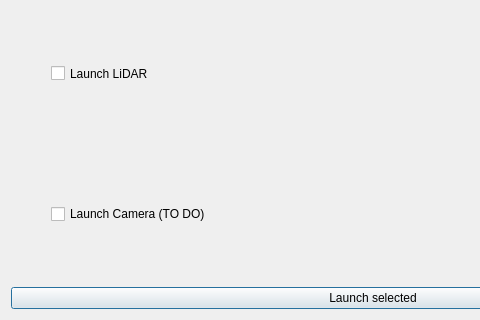
This is RoSA_Monitor/selectrosacomponents.ui in PabloNH00/RoSA_Monitor as Qt 5 draws it before an edit; both pictures show x 0 to 480 and y 312 to 632 of the 746 by 632 pixel window. The edited form follows.
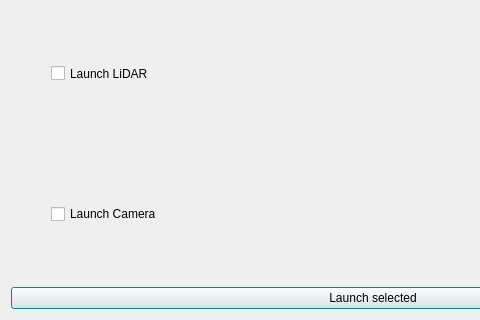
This is the edited form.

Commit message: Camera launcher for ROSA Menu. Commands adapted to new repo rosa_robot

```diff
--- a/RoSA_Monitor/selectrosacomponents.ui
+++ b/RoSA_Monitor/selectrosacomponents.ui
@@ -163,7 +163,7 @@
             </sizepolicy>
            </property>
            <property name="text">
-            <string>Launch Camera (TO DO)</string>
+            <string>Launch Camera</string>
            </property>
           </widget>
          </item>
```
The commit also changes 27 other files.
